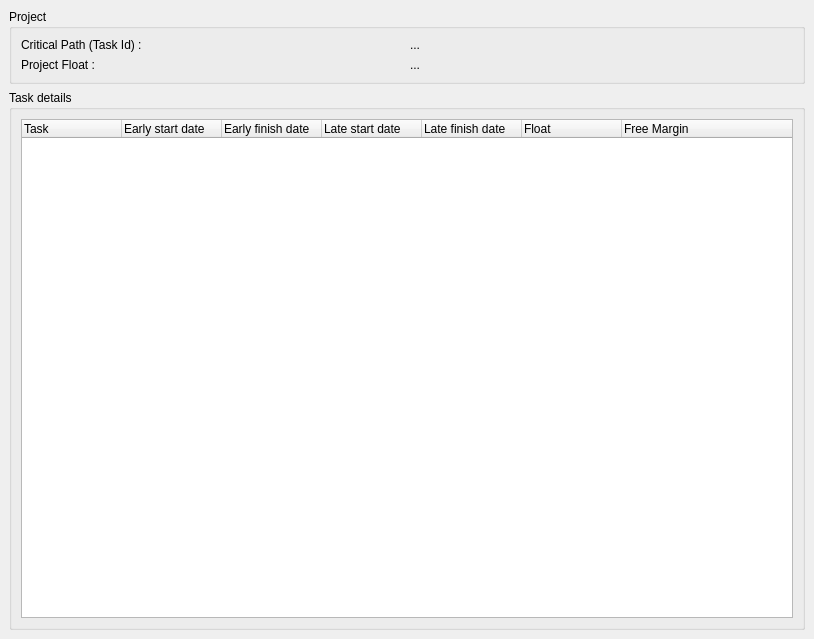
Above: kplato/kptpertresult.ui from KDE/calligra before the change. Below: the same form after it.
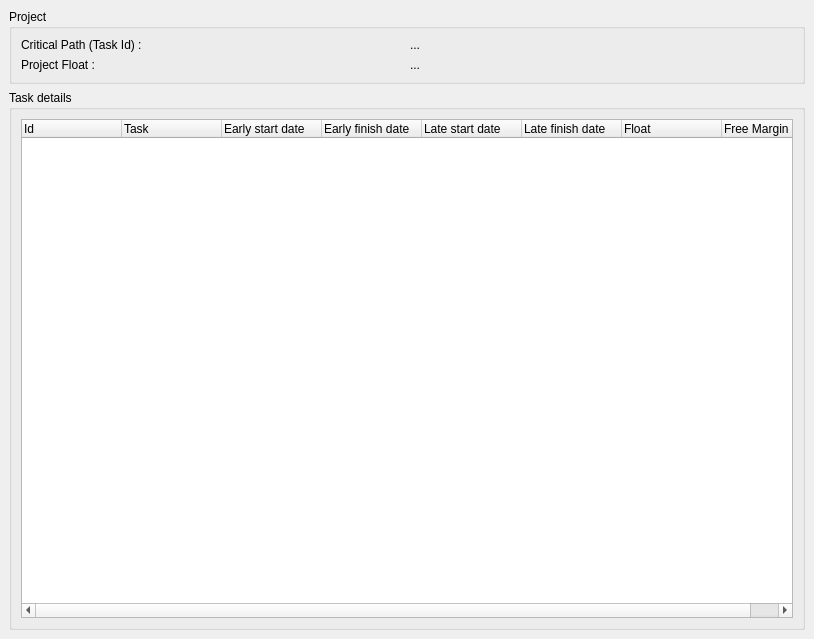
That is the form after the change.

Commit message: Update kptResult calcul of pert (simple graph with no fictive state works) and update chart panel

What changed in the file:
```diff
--- a/kplato/kptpertresult.ui
+++ b/kplato/kptpertresult.ui
@@ -42,6 +42,11 @@
         <property name="itemsExpandable" >
          <bool>false</bool>
         </property>
+        <column>
+         <property name="text" >
+          <string>Id</string>
+         </property>
+        </column>
         <column>
          <property name="text" >
           <string>Task</string>
```
The commit also changes 3 other files.
